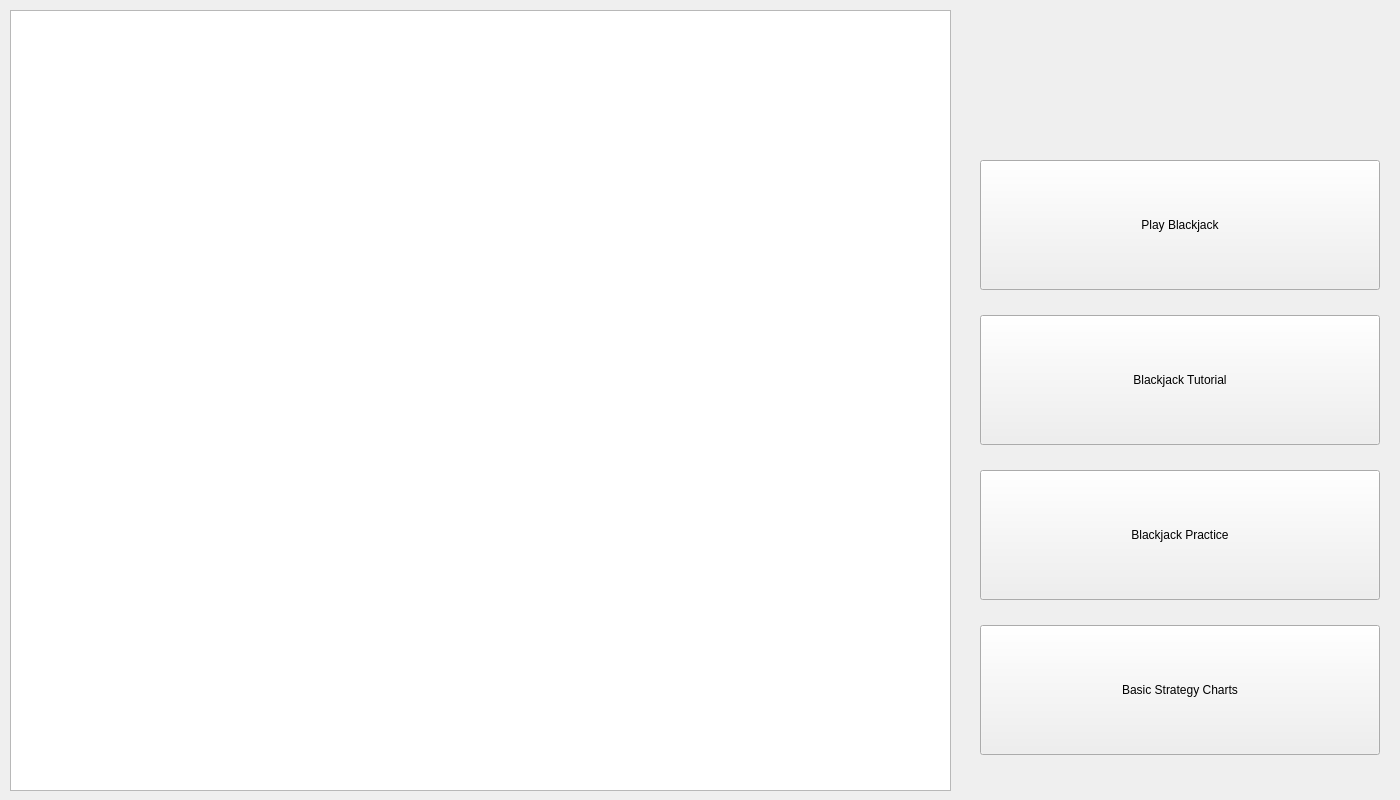
First picture: the form in CardCounter/mainwindow.ui, repository CalebStandfield/full-blackjack-game-engine-with-UI, before the edit.
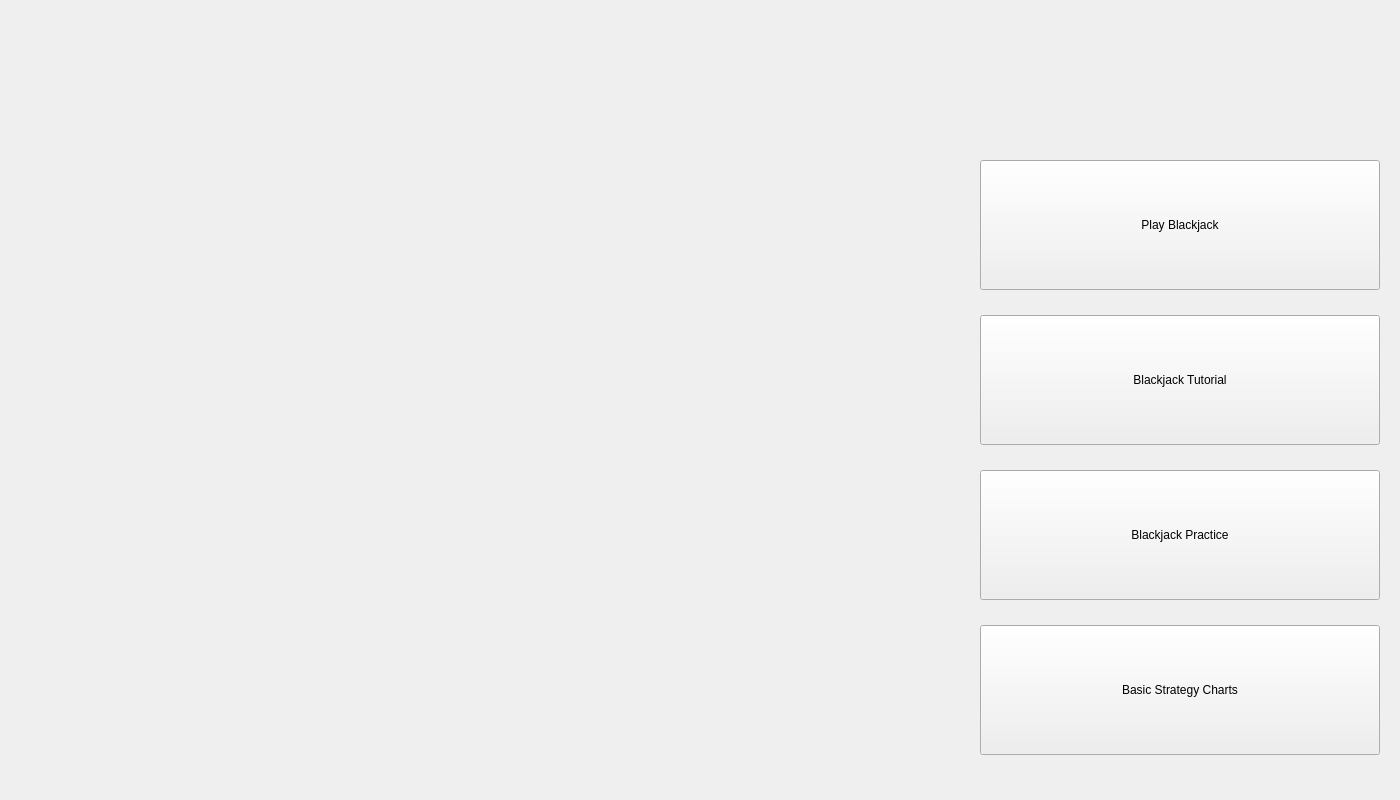
Second picture: the form after the edit. The open tabs and pages were chosen to show the change.

Diff of the .ui file:
```diff
--- a/CardCounter/mainwindow.ui
+++ b/CardCounter/mainwindow.ui
@@ -260,16 +260,6 @@
         <height>800</height>
        </rect>
       </property>
-      <widget class="QGraphicsView" name="coinAnimView">
-       <property name="geometry">
-        <rect>
-         <x>10</x>
-         <y>10</y>
-         <width>941</width>
-         <height>781</height>
-        </rect>
-       </property>
-      </widget>
      </widget>
     </widget>
     <widget class="QWidget" name="blackjackScreen">
@@ -318,7 +308,7 @@
         <height>630</height>
        </size>
       </property>
-      <widget class="QGraphicsView" name="coinAnimView_2">
+      <widget class="QGraphicsView" name="coinAnimView">
        <property name="geometry">
         <rect>
          <x>10</x>
```
